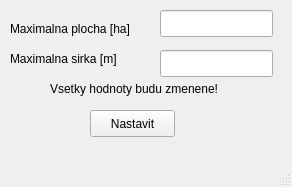
Before: the Qt Designer form Database/ranges.ui in kasparj/Optimal-Q-GIS, drawn with Qt 5.
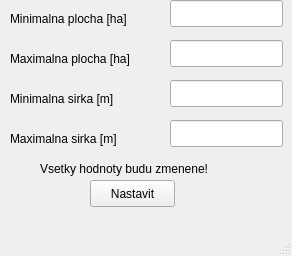
After: the same form once the commit is applied.

What changed in the file:
```diff
--- a/Database/ranges.ui
+++ b/Database/ranges.ui
@@ -7,7 +7,7 @@
     <x>0</x>
     <y>0</y>
     <width>292</width>
-    <height>187</height>
+    <height>256</height>
    </rect>
   </property>
   <property name="windowTitle">
@@ -18,20 +18,20 @@
     <property name="geometry">
      <rect>
       <x>10</x>
-      <y>20</y>
-      <width>141</width>
-      <height>17</height>
-     </rect>
-    </property>
-    <property name="text">
-     <string>Maximalna plocha [ha]</string>
-    </property>
-   </widget>
-   <widget class="QLineEdit" name="max_area">
-    <property name="geometry">
-     <rect>
-      <x>160</x>
       <y>10</y>
+      <width>141</width>
+      <height>17</height>
+     </rect>
+    </property>
+    <property name="text">
+     <string>Minimalna plocha [ha]</string>
+    </property>
+   </widget>
+   <widget class="QLineEdit" name="min_area">
+    <property name="geometry">
+     <rect>
+      <x>170</x>
+      <y>0</y>
       <width>113</width>
       <height>27</height>
      </rect>
@@ -41,20 +41,20 @@
     <property name="geometry">
      <rect>
       <x>10</x>
-      <y>50</y>
+      <y>90</y>
       <width>141</width>
       <height>17</height>
      </rect>
     </property>
     <property name="text">
-     <string>Maximalna sirka [m]</string>
+     <string>Minimalna sirka [m]</string>
     </property>
    </widget>
-   <widget class="QLineEdit" name="max_len">
+   <widget class="QLineEdit" name="min_len">
     <property name="geometry">
      <rect>
-      <x>160</x>
-      <y>50</y>
+      <x>170</x>
+      <y>80</y>
       <width>113</width>
       <height>27</height>
      </rect>
@@ -64,7 +64,7 @@
     <property name="geometry">
      <rect>
       <x>90</x>
-      <y>110</y>
+      <y>180</y>
       <width>85</width>
       <height>27</height>
      </rect>
@@ -76,8 +76,8 @@
    <widget class="QLabel" name="label_3">
     <property name="geometry">
      <rect>
-      <x>50</x>
-      <y>80</y>
+      <x>40</x>
+      <y>160</y>
       <width>221</width>
       <height>17</height>
      </rect>
@@ -86,6 +86,52 @@
      <string>Vsetky hodnoty budu zmenene!</string>
     </property>
    </widget>
+   <widget class="QLabel" name="label_4">
+    <property name="geometry">
+     <rect>
+      <x>10</x>
+      <y>130</y>
+      <width>141</width>
+      <height>17</height>
+     </rect>
+    </property>
+    <property name="text">
+     <string>Maximalna sirka [m]</string>
+    </property>
+   </widget>
+   <widget class="QLineEdit" name="max_len">
+    <property name="geometry">
+     <rect>
+      <x>170</x>
+      <y>120</y>
+      <width>113</width>
+      <height>27</height>
+     </rect>
+    </property>
+   </widget>
+   <widget class="QLabel" name="label_5">
+    <property name="geometry">
+     <rect>
+      <x>10</x>
+      <y>50</y>
+      <width>141</width>
+      <height>17</height>
+     </rect>
+    </property>
+    <property name="text">
+     <string>Maximalna plocha [ha]</string>
+    </property>
+   </widget>
+   <widget class="QLineEdit" name="max_area">
+    <property name="geometry">
+     <rect>
+      <x>170</x>
+      <y>40</y>
+      <width>113</width>
+      <height>27</height>
+     </rect>
+    </property>
+   </widget>
   </widget>
   <widget class="QMenuBar" name="menubar">
    <property name="geometry">
```
